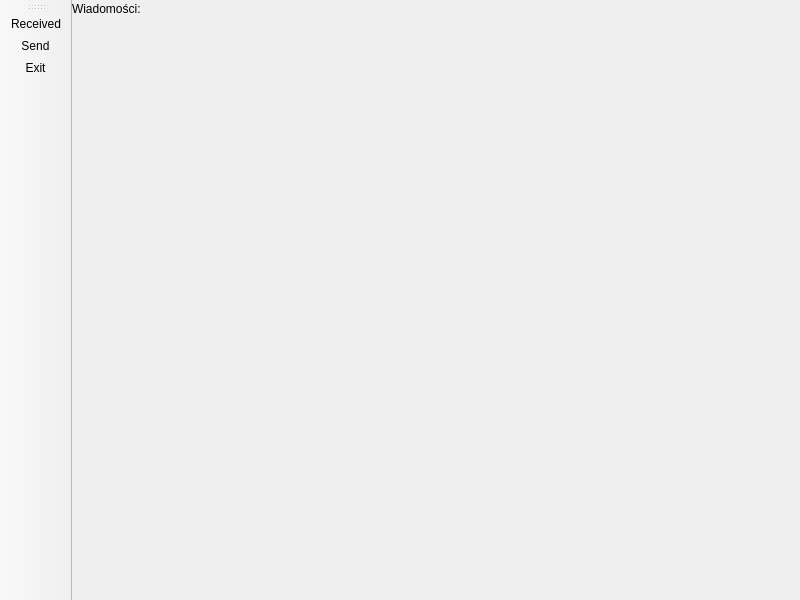
First picture: the form in Client_email/inbox.ui, repository WTomaszW/SC2-projekt, before the edit.
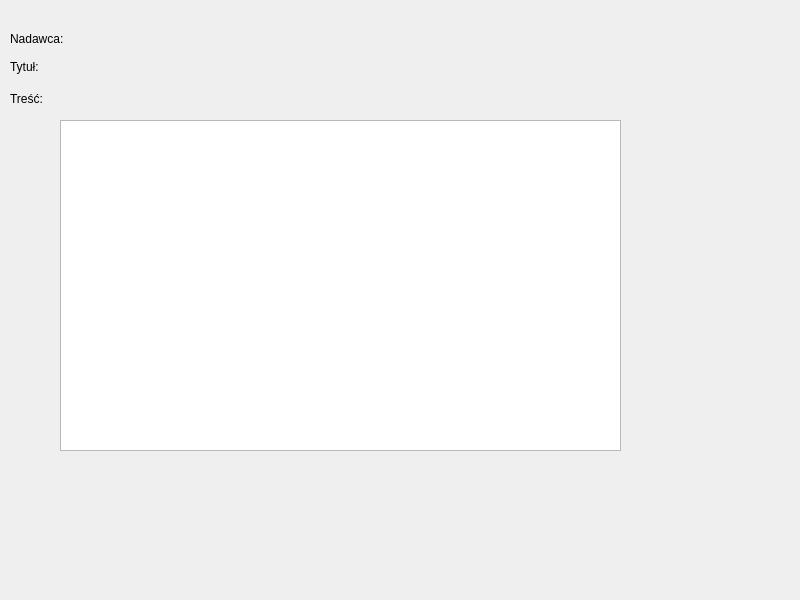
Second picture: the form after the edit. Icons and pictures are not drawn.

Diff of the .ui file:
```diff
--- a/Client_email/inbox.ui
+++ b/Client_email/inbox.ui
@@ -17,43 +17,78 @@
    <widget class="QLabel" name="label">
     <property name="geometry">
      <rect>
-      <x>0</x>
-      <y>0</y>
+      <x>10</x>
+      <y>30</y>
       <width>131</width>
       <height>17</height>
      </rect>
     </property>
     <property name="text">
-     <string>Wiadomości:</string>
+     <string>Nadawca:</string>
     </property>
    </widget>
    <widget class="QLabel" name="label_2">
     <property name="geometry">
      <rect>
       <x>10</x>
-      <y>20</y>
-      <width>461</width>
+      <y>57</y>
+      <width>67</width>
+      <height>20</height>
+     </rect>
+    </property>
+    <property name="text">
+     <string>Tytuł:</string>
+    </property>
+   </widget>
+   <widget class="QLabel" name="label_3">
+    <property name="geometry">
+     <rect>
+      <x>10</x>
+      <y>90</y>
+      <width>67</width>
       <height>17</height>
      </rect>
     </property>
     <property name="text">
+     <string>Treść:</string>
+    </property>
+   </widget>
+   <widget class="QLabel" name="label_4">
+    <property name="geometry">
+     <rect>
+      <x>110</x>
+      <y>30</y>
+      <width>251</width>
+      <height>17</height>
+     </rect>
+    </property>
+    <property name="text">
      <string/>
     </property>
    </widget>
-  </widget>
-  <widget class="QToolBar" name="toolBar">
-   <property name="windowTitle">
-    <string>toolBar</string>
-   </property>
-   <attribute name="toolBarArea">
-    <enum>LeftToolBarArea</enum>
-   </attribute>
-   <attribute name="toolBarBreak">
-    <bool>false</bool>
-   </attribute>
-   <addaction name="actionReceived"/>
-   <addaction name="actionSend"/>
-   <addaction name="actionExit"/>
+   <widget class="QLabel" name="label_5">
+    <property name="geometry">
+     <rect>
+      <x>90</x>
+      <y>60</y>
+      <width>181</width>
+      <height>17</height>
+     </rect>
+    </property>
+    <property name="text">
+     <string/>
+    </property>
+   </widget>
+   <widget class="QTextBrowser" name="textBrowser">
+    <property name="geometry">
+     <rect>
+      <x>60</x>
+      <y>120</y>
+      <width>561</width>
+      <height>331</height>
+     </rect>
+    </property>
+   </widget>
   </widget>
   <action name="actionReceived">
    <property name="icon">
```
